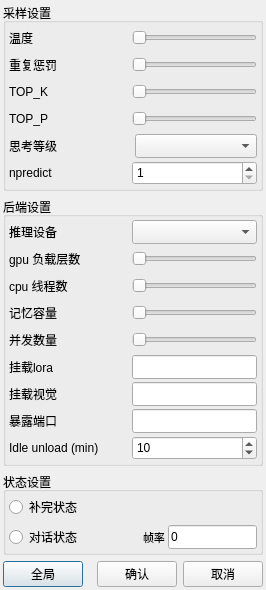
ylsdamxssjxxdd/eva, file src/widget/settings_dialog.ui: the form before one commit.
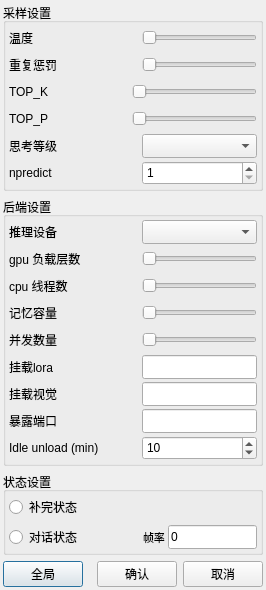
The form after the commit.

What changed in the file:
```diff
--- a/src/widget/settings_dialog.ui
+++ b/src/widget/settings_dialog.ui
@@ -61,13 +61,13 @@
          <widget class="QLabel" name="temp_label">
           <property name="minimumSize">
            <size>
-            <width>120</width>
+            <width>130</width>
             <height>24</height>
            </size>
           </property>
           <property name="maximumSize">
            <size>
-            <width>120</width>
+            <width>130</width>
             <height>24</height>
            </size>
           </property>
@@ -106,13 +106,13 @@
          <widget class="QLabel" name="repeat_label">
           <property name="minimumSize">
            <size>
-            <width>120</width>
+            <width>130</width>
             <height>24</height>
            </size>
           </property>
           <property name="maximumSize">
            <size>
-            <width>120</width>
+            <width>130</width>
             <height>24</height>
            </size>
           </property>
@@ -253,13 +253,13 @@
          <widget class="QLabel" name="reasoning_label">
           <property name="minimumSize">
            <size>
-            <width>120</width>
+            <width>130</width>
             <height>24</height>
            </size>
           </property>
           <property name="maximumSize">
            <size>
-            <width>16777215</width>
+            <width>130</width>
             <height>24</height>
            </size>
           </property>
@@ -292,13 +292,13 @@
          <widget class="QLabel" name="npredict_label">
           <property name="minimumSize">
            <size>
-            <width>120</width>
+            <width>130</width>
             <height>24</height>
            </size>
           </property>
           <property name="maximumSize">
            <size>
-            <width>120</width>
+            <width>130</width>
             <height>24</height>
            </size>
           </property>
@@ -375,13 +375,13 @@
          <widget class="QLabel" name="device_label">
           <property name="minimumSize">
            <size>
-            <width>120</width>
+            <width>130</width>
             <height>24</height>
            </size>
           </property>
           <property name="maximumSize">
            <size>
-            <width>120</width>
+            <width>130</width>
             <height>24</height>
            </size>
           </property>
@@ -414,13 +414,13 @@
          <widget class="QLabel" name="ngl_label">
           <property name="minimumSize">
            <size>
-            <width>120</width>
+            <width>130</width>
             <height>24</height>
            </size>
           </property>
           <property name="maximumSize">
            <size>
-            <width>120</width>
+            <width>130</width>
             <height>24</height>
            </size>
           </property>
@@ -459,13 +459,13 @@
          <widget class="QLabel" name="nthread_label">
           <property name="minimumSize">
            <size>
-            <width>120</width>
+            <width>130</width>
             <height>24</height>
            </size>
           </property>
           <property name="maximumSize">
            <size>
-            <width>120</width>
+            <width>130</width>
             <height>24</height>
            </size>
           </property>
@@ -504,13 +504,13 @@
          <widget class="QLabel" name="nctx_label">
           <property name="minimumSize">
            <size>
-            <width>120</width>
+            <width>130</width>
             <height>24</height>
            </size>
           </property>
           <property name="maximumSize">
            <size>
-            <width>120</width>
+            <width>130</width>
             <height>24</height>
            </size>
           </property>
@@ -546,13 +546,13 @@
          <widget class="QLabel" name="parallel_label">
           <property name="minimumSize">
            <size>
-            <width>120</width>
+            <width>130</width>
             <height>24</height>
            </size>
           </property>
           <property name="maximumSize">
            <size>
-            <width>120</width>
+            <width>130</width>
             <height>24</height>
            </size>
           </property>
@@ -600,13 +600,13 @@
          <widget class="QLabel" name="lora_label">
           <property name="minimumSize">
            <size>
-            <width>120</width>
+            <width>130</width>
             <height>24</height>
            </size>
           </property>
           <property name="maximumSize">
            <size>
-            <width>120</width>
+            <width>130</width>
             <height>24</height>
            </size>
           </property>
@@ -639,13 +639,13 @@
          <widget class="QLabel" name="mmproj_label">
           <property name="minimumSize">
            <size>
-            <width>120</width>
+            <width>130</width>
             <height>24</height>
            </size>
           </property>
           <property name="maximumSize">
            <size>
-            <width>120</width>
+            <width>130</width>
             <height>24</height>
            </size>
           </property>
@@ -678,13 +678,13 @@
          <widget class="QLabel" name="port_label">
           <property name="minimumSize">
            <size>
-            <width>120</width>
+            <width>130</width>
             <height>24</height>
            </size>
           </property>
           <property name="maximumSize">
            <size>
-            <width>120</width>
+            <width>130</width>
             <height>24</height>
            </size>
           </property>
@@ -723,13 +723,13 @@
           </property>
           <property name="minimumSize">
            <size>
-            <width>120</width>
+            <width>130</width>
             <height>24</height>
            </size>
           </property>
           <property name="maximumSize">
            <size>
-            <width>120</width>
+            <width>130</width>
             <height>16777215</height>
            </size>
           </property>
```
Left out of the diff: 6 changed lines with no effect on the pictures.
